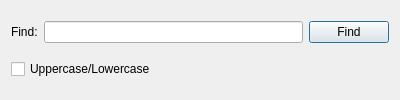
This is ui/finddialog.ui in leofracca/noter as Qt 5 draws it before an edit. The edited form follows.
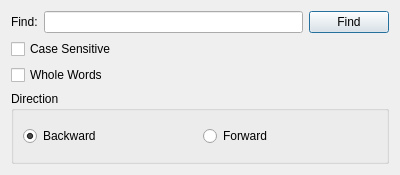
This is the edited form.

Commit message: Completed search of a word

Diff of the .ui file:
```diff
--- a/ui/finddialog.ui
+++ b/ui/finddialog.ui
@@ -10,7 +10,7 @@
     <x>0</x>
     <y>0</y>
     <width>400</width>
-    <height>100</height>
+    <height>175</height>
    </rect>
   </property>
   <property name="sizePolicy">
@@ -25,12 +25,6 @@
     <height>100</height>
    </size>
   </property>
-  <property name="maximumSize">
-   <size>
-    <width>400</width>
-    <height>100</height>
-   </size>
-  </property>
   <property name="windowTitle">
    <string>Find</string>
   </property>
@@ -64,10 +58,68 @@
      <item>
       <widget class="QCheckBox" name="UpLowLetters">
        <property name="text">
-        <string>Uppercase/Lowercase</string>
+        <string>Case Sensitive</string>
        </property>
       </widget>
      </item>
+     <item>
+      <widget class="QCheckBox" name="WholeWordsCB">
+       <property name="text">
+        <string>Whole Words</string>
+       </property>
+      </widget>
+     </item>
+     <item>
+      <widget class="QGroupBox" name="DirectionGroup">
+       <property name="sizePolicy">
+        <sizepolicy hsizetype="Preferred" vsizetype="Minimum">
+         <horstretch>0</horstretch>
+         <verstretch>0</verstretch>
+        </sizepolicy>
+       </property>
+       <property name="title">
+        <string>Direction</string>
+       </property>
+       <property name="flat">
+        <bool>false</bool>
+       </property>
+       <property name="checkable">
+        <bool>false</bool>
+       </property>
+       <layout class="QHBoxLayout" name="horizontalLayout_4">
+        <item>
+         <layout class="QHBoxLayout" name="horizontalLayout_3">
+          <item>
+           <widget class="QRadioButton" name="BackwardBtn">
+            <property name="text">
+             <string>Backward</string>
+            </property>
+            <property name="checked">
+             <bool>true</bool>
+            </property>
+            <attribute name="buttonGroup">
+             <string notr="true">BackwardForwardGroup</string>
+            </attribute>
+           </widget>
+          </item>
+          <item>
+           <widget class="QRadioButton" name="ForwardBtn">
+            <property name="text">
+             <string>Forward</string>
+            </property>
+            <property name="checked">
+             <bool>false</bool>
+            </property>
+            <attribute name="buttonGroup">
+             <string notr="true">BackwardForwardGroup</string>
+            </attribute>
+           </widget>
+          </item>
+         </layout>
+        </item>
+       </layout>
+      </widget>
+     </item>
     </layout>
    </item>
   </layout>
```
Left out of the diff: 5 changed lines with no effect on the pictures. The commit also changes 5 other files.
